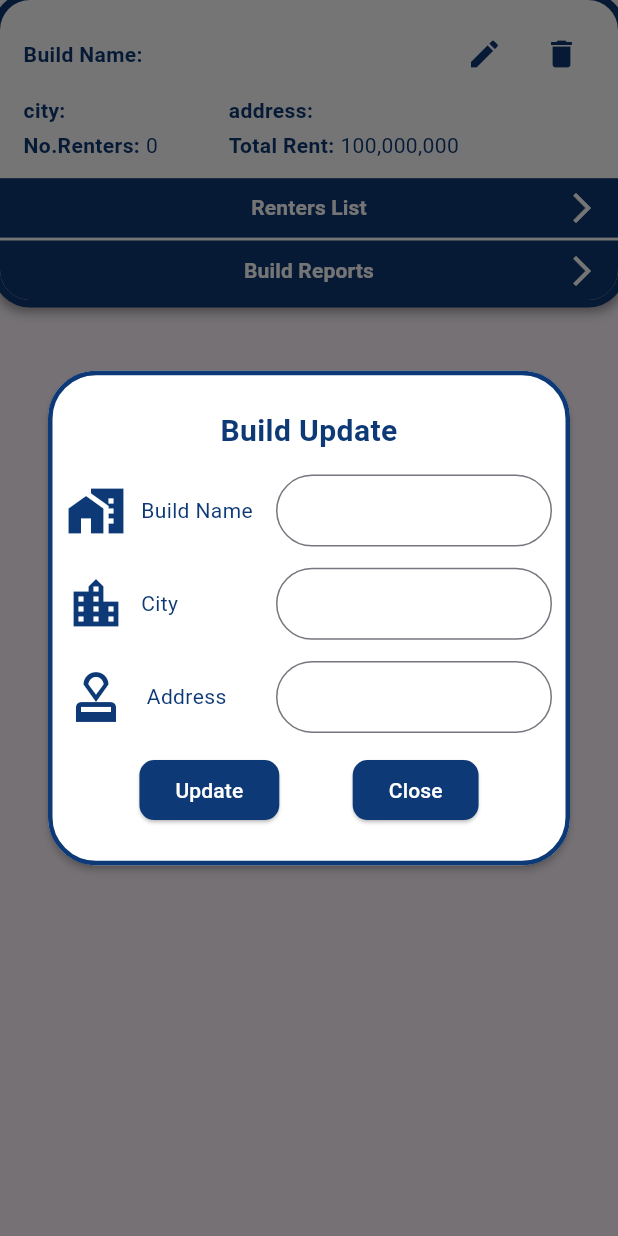
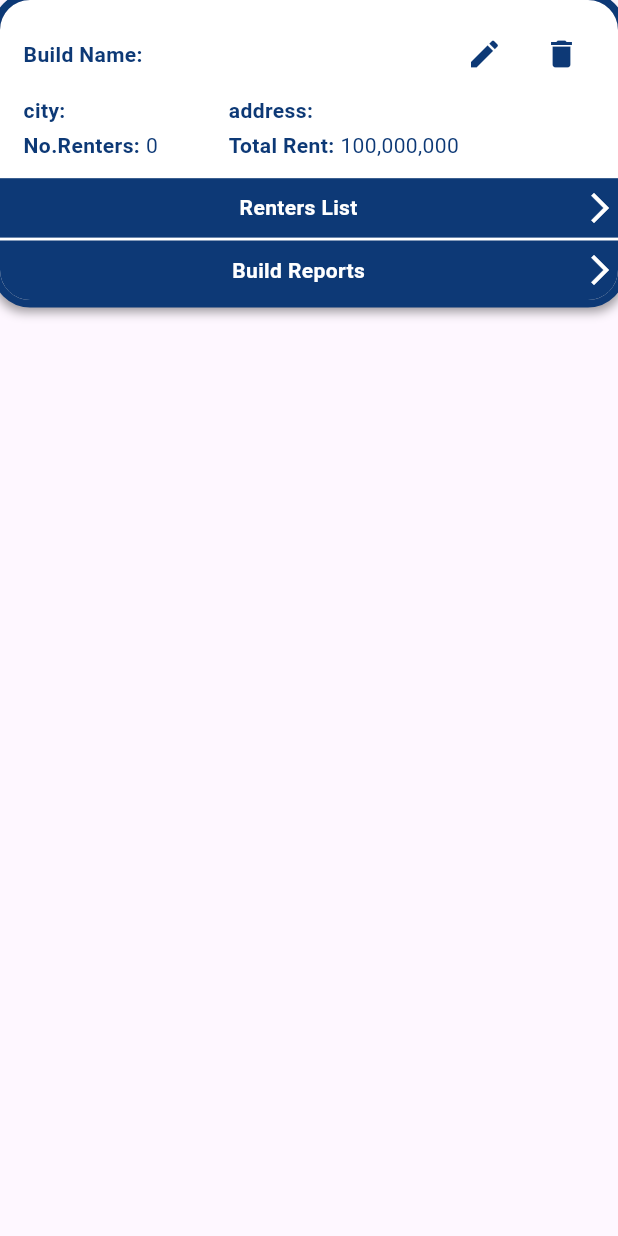
Before and after one commit to ENG-SHEHAB-AL-SAIDI/RentersManagment, a Flutter app: the BuildCard widget shown alone on an empty page, opened directly with empty values, after a tap on the "edit" icon, on a phone screen of 412 x 824 dp. Run offline on Flutter 3.47's test engine with Material 3 defaults, Android fonts, the light colour scheme and no system bars; our stand-ins replace dio, get; accounts and stored records are empty; network calls fail.

Commit message:
update build card (make it use function from MainController) and some debagging

```diff
--- a/renters_management_front_end/lib/app/components/build_card.dart
+++ b/renters_management_front_end/lib/app/components/build_card.dart
@@ -2,9 +2,9 @@
 
 import 'package:flutter/material.dart';
 import 'package:get/get.dart';
-import 'package:renters_management_front_end/app/components/pop_up_cards/delete_confirmation_message_card.dart';
-import 'package:renters_management_front_end/app/components/pop_up_cards/update_build_card.dart';
 import 'package:renters_management_front_end/app/models/build_model.dart';
+
+import '../controllers/home_controller.dart';
 import '../globals.dart';
 import 'custom_text.dart';
 
@@ -19,6 +19,8 @@ class BuildCard extends StatelessWidget {
     required this.height,
     required this.type,
   });
+
+  HomeController controller = Get.put<HomeController>(HomeController());
 
   @override
   Widget build(BuildContext context) {
@@ -79,7 +81,7 @@ class BuildCard extends StatelessWidget {
                               fontWeight: FontWeight.bold,
                             ),
                             SecText(
-                              buildInfo.name?.value??"Unknown",
+                              buildInfo.name?.value ?? "Unknown",
                               textColor: textColor,
                             ),
                           ],
@@ -91,13 +93,15 @@ class BuildCard extends StatelessWidget {
                           mainAxisAlignment: MainAxisAlignment.spaceAround,
                           children: [
                             IconButton(
-                                onPressed: edit,
+                                onPressed: () =>
+                                    controller.edit(buildInfo.id.value),
                                 icon: Icon(
                                   Icons.edit,
                                   color: textColor,
                                 )),
                             IconButton(
-                                onPressed: delete,
+                                onPressed: () =>
+                                    controller.delete(buildInfo.id.value),
                                 icon: Icon(
                                   Icons.delete,
                                   color: textColor,
@@ -119,7 +123,7 @@ class BuildCard extends StatelessWidget {
                               fontWeight: FontWeight.bold,
                             ),
                             SecText(
-                              buildInfo.city?.value??"Unknown",
+                              buildInfo.city?.value ?? "Unknown",
                               textColor: textColor,
                             ),
                           ],
@@ -134,7 +138,7 @@ class BuildCard extends StatelessWidget {
                               fontWeight: FontWeight.bold,
                             ),
                             SecText(
-                              buildInfo.address?.value??"Unknown",
+                              buildInfo.address?.value ?? "Unknown",
                               textColor: textColor,
                             ),
                           ],
@@ -154,7 +158,7 @@ class BuildCard extends StatelessWidget {
                               fontWeight: FontWeight.bold,
                             ),
                             SecText(
-                              buildInfo.numRenters?.value.toString()??'0' ,
+                              buildInfo.numRenters?.value.toString() ?? '0',
                               textColor: textColor,
                             ),
                           ],
@@ -184,27 +188,27 @@ class BuildCard extends StatelessWidget {
               height: (height - 2) * 0.2,
               width: double.maxFinite,
               color: color2,
-              child: Stack(
-                alignment: Alignment.topRight,
+              child: InkWell(
+                onTap: () =>controller.rentersListRoute(buildInfo.id.value),
+                child: Row(
+                  mainAxisAlignment: MainAxisAlignment.spaceBetween,
                   children: [
+                    const SizedBox(
+                      width: 10,
+                    ),
                     Center(
-                    child: TextButton(
-                      onPressed: rentersListRoute,
                       child: SecText(
                         "Renters List",
                         textColor: color1,
                         fontWeight: FontWeight.bold,
                       ),
                     ),
-                  ),
-                  IconButton(
-                    onPressed: rentersListRoute,
-                    icon: Icon(
+                    Icon(
                       Icons.arrow_forward_ios,
                       color: color1,
                     ),
+                  ],
                 ),
-                ],
               ),
             ),
             const SizedBox(
@@ -220,48 +224,30 @@ class BuildCard extends StatelessWidget {
                   bottomLeft: Radius.circular(20),
                 ),
               ),
-              child: Stack(
-                alignment: Alignment.topRight,
+              child: InkWell(
+                onTap: () =>controller.buildReportRoute(buildInfo.id.value),
+                child: Row(
+                  mainAxisAlignment: MainAxisAlignment.spaceBetween,
                   children: [
+                    const SizedBox(
+                      width: 10,
+                    ),
                     Center(
-                    child: TextButton(
-                      onPressed: buildReportRoute,
                       child: SecText(
-                        "Build Reports ",
+                        "Build Reports",
                         textColor: color1,
                         fontWeight: FontWeight.bold,
                       ),
                     ),
-                  ),
-                  IconButton(
-                    onPressed: buildReportRoute,
-                    icon: Icon(
+                    Icon(
                       Icons.arrow_forward_ios,
                       color: color1,
                     ),
+                  ],
                 ),
-                ],
               ),
             )
           ],
         ));
   }
-
-  void edit() {
-
-    Get.dialog(const PopUpIUpdateBuildCard());
 }
-
-  void delete() {
-    Get.dialog(PopUpMessageCard(
-            "did you sure want delete this build that will delete all data relative to it."));
-  }
-
-  void rentersListRoute() {
-    Get.toNamed("/rentersList", arguments: {'buildId':buildInfo.id.value});
-  }
-
-  void buildReportRoute() {
-    Get.toNamed("/buildReports");
-  }
-}
--- a/renters_management_front_end/lib/app/routes.dart
+++ b/renters_management_front_end/lib/app/routes.dart
@@ -25,7 +25,7 @@ class AppRoutes {
       binding: RenterListViewBinding(),
     ),
     GetPage(
-      name: '/rentersState',
+      name: '/rentersDetails',
       page: ()=>   const RentersStateView(),
       //binding: LoginViewBinding(),
     ),
--- a/renters_management_front_end/lib/app/views/home_view/phone_home_view.dart
+++ b/renters_management_front_end/lib/app/views/home_view/phone_home_view.dart
@@ -88,6 +88,7 @@ class PhoneHomeView extends GetView<HomeController> {
                                 buildInfo: controller.builds.value![i],
                                 height: height * 0.16,
                                 type: 1,
+
                               ),
                               SizedBox(
                                 height: height * 0.03,
--- a/renters_management_front_end/lib/app/views/renters_details_view/phone_renters_details_view.dart
+++ b/renters_management_front_end/lib/app/views/renters_details_view/phone_renters_details_view.dart
@@ -4,7 +4,7 @@ import 'package:renters_management_front_end/app/components/custom_text.dart';
 
 import '../../globals.dart';
 
-class PhoneRentersDetailsView extends StatelessWidget {
+class PhoneRentersDetailsView extends GetView {
   PhoneRentersDetailsView({super.key});
 
   // void setYearlist() {
```
Also changed, not shown: renters_management_front_end/lib/app/controllers/home_controller.dart (+19 -0 lines), renters_management_front_end/lib/app/controllers/renter_details_controller.dart (added, +66 -0 lines), renters_management_front_end/lib/app/controllers/renter_list_controller.dart (+11 -0 lines), renters_management_front_end/lib/app/views/renters_list_view/phone_renters_list_view.dart (+2 -9 lines). Lines whose indentation alone changed are shown as unchanged.
